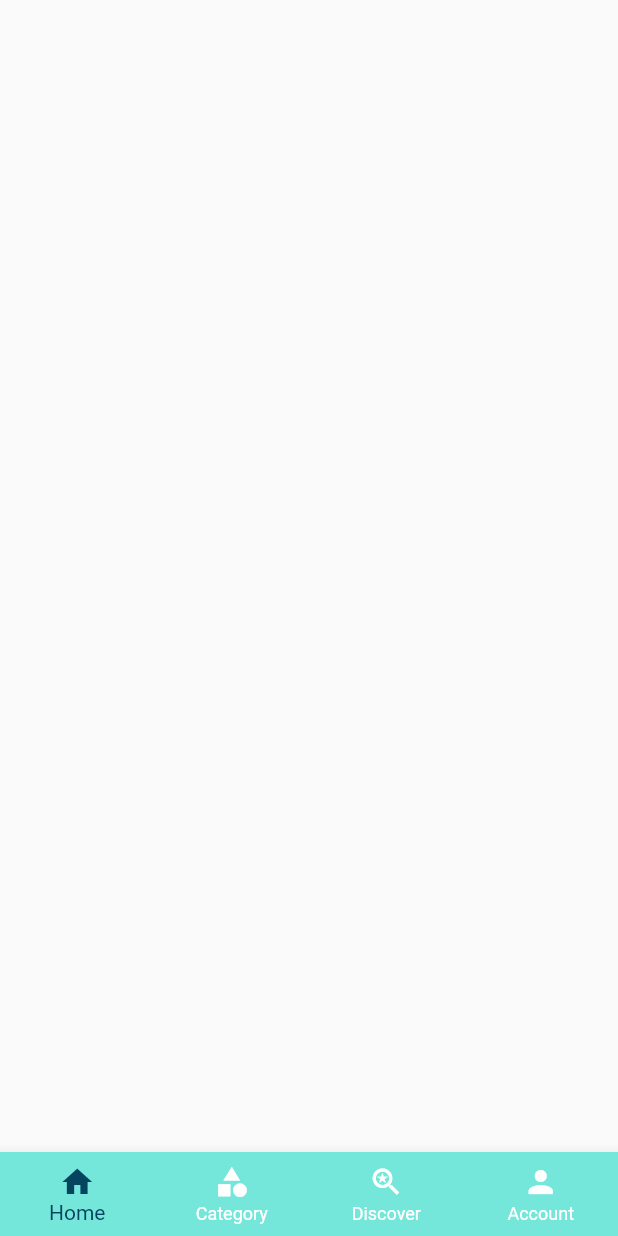
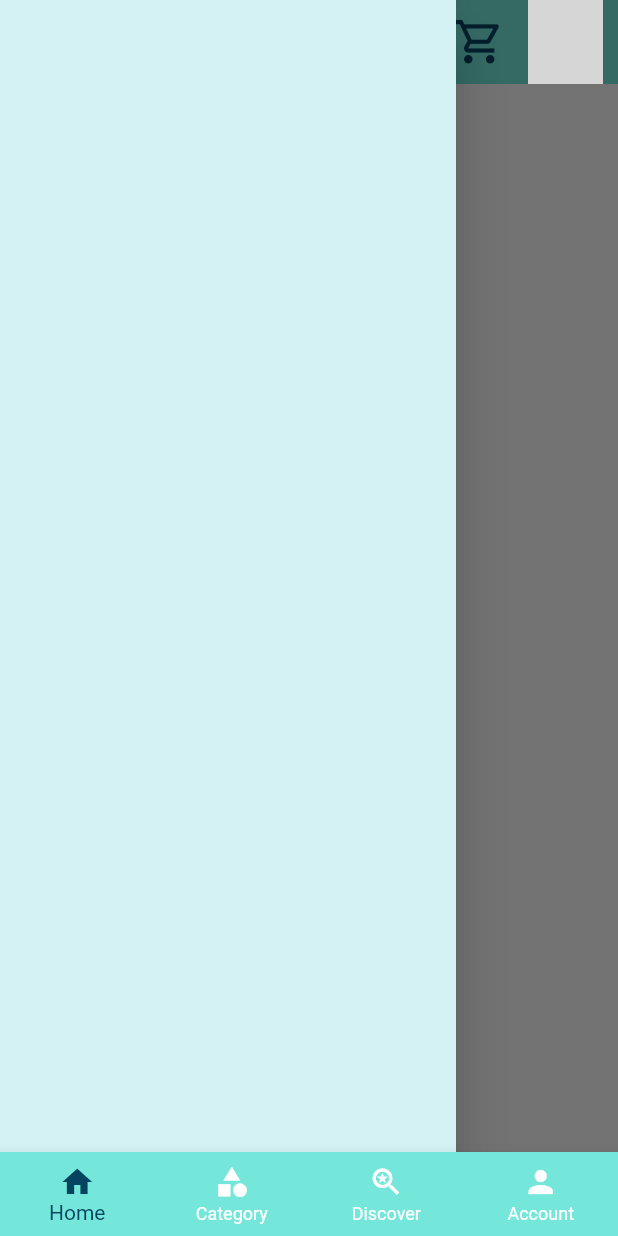
Before and after one commit to mvharikrishnan/E-Commerce, a Flutter app: the screen it shows after launch, with the side drawer open (before the commit the screen has no drawer), on a phone screen of 412 x 824 dp. Run offline on Flutter 3.47's test engine with Material 2 defaults, Android fonts, the phone set to English and light mode, and no system bars; network calls fail; grey boxes are pictures that could not be loaded.

Commit message:
Second Changes UI

```diff
--- /dev/null
+++ b/lib/core/constants/user/constants.dart
@@ -0,0 +1,8 @@
+import 'package:flutter/cupertino.dart';
+
+String userDummyImage =
+    'https://png.pngtree.com/png-clipart/20200224/original/pngtree-cartoon-color-simple-male-avatar-png-image_5230557.jpg';
+
+SizedBox sizedBox10 = const SizedBox(
+  width: 10,
+);
--- a/lib/view/presentation/user/screenHomeU.dart
+++ b/lib/view/presentation/user/screenHomeU.dart
@@ -1,3 +1,6 @@
+import 'package:ecommerceapp/core/colors/colors.dart';
+import 'package:ecommerceapp/view/presentation/user/widget/appBarUser.dart';
+import 'package:flutter/material.dart';
 import 'package:flutter/src/widgets/container.dart';
 import 'package:flutter/src/widgets/framework.dart';
 
@@ -6,8 +9,11 @@ class ScreenHomeUser extends StatelessWidget {
 
   @override
   Widget build(BuildContext context) {
-    return Container(
-
+    return Scaffold(
+      appBar: appBarUser(),
+      drawer: Drawer(
+        backgroundColor: offWhiteK,
+      ),
     );
   }
 }
--- /dev/null
+++ b/lib/view/presentation/user/widget/appBarUser.dart
@@ -0,0 +1,27 @@
+import 'package:ecommerceapp/core/colors/colors.dart';
+import 'package:ecommerceapp/core/constants/user/constants.dart';
+import 'package:flutter/material.dart';
+
+AppBar appBarUser() {
+  return AppBar(
+    backgroundColor: skyBlueLightK,
+    elevation: 0,
+    iconTheme: IconThemeData(color: darkBlueK),
+    actions: [
+      IconButton(
+        onPressed: () {},
+        icon: Icon(
+          Icons.shopping_cart_outlined,
+          color: darkBlueK,
+          size: 35,
+        ),
+      ),
+      sizedBox10,
+      CircleAvatar(
+        radius: 25,
+        backgroundImage: NetworkImage(userDummyImage),
+      ),
+      sizedBox10,
+    ],
+  );
+}
```
